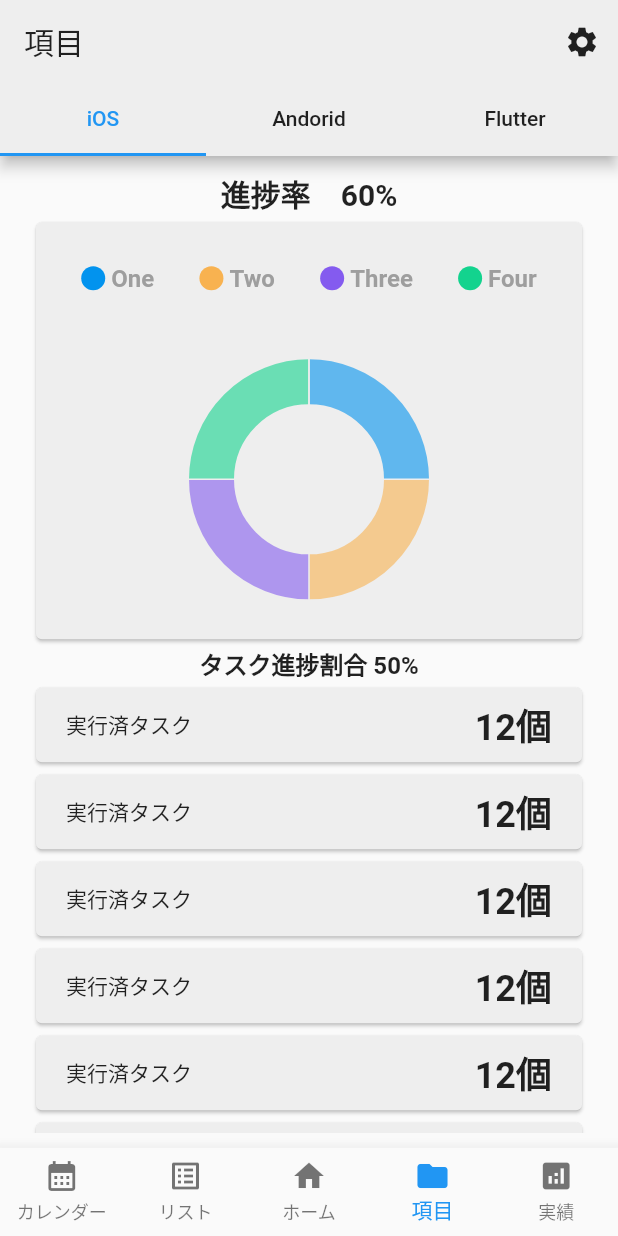
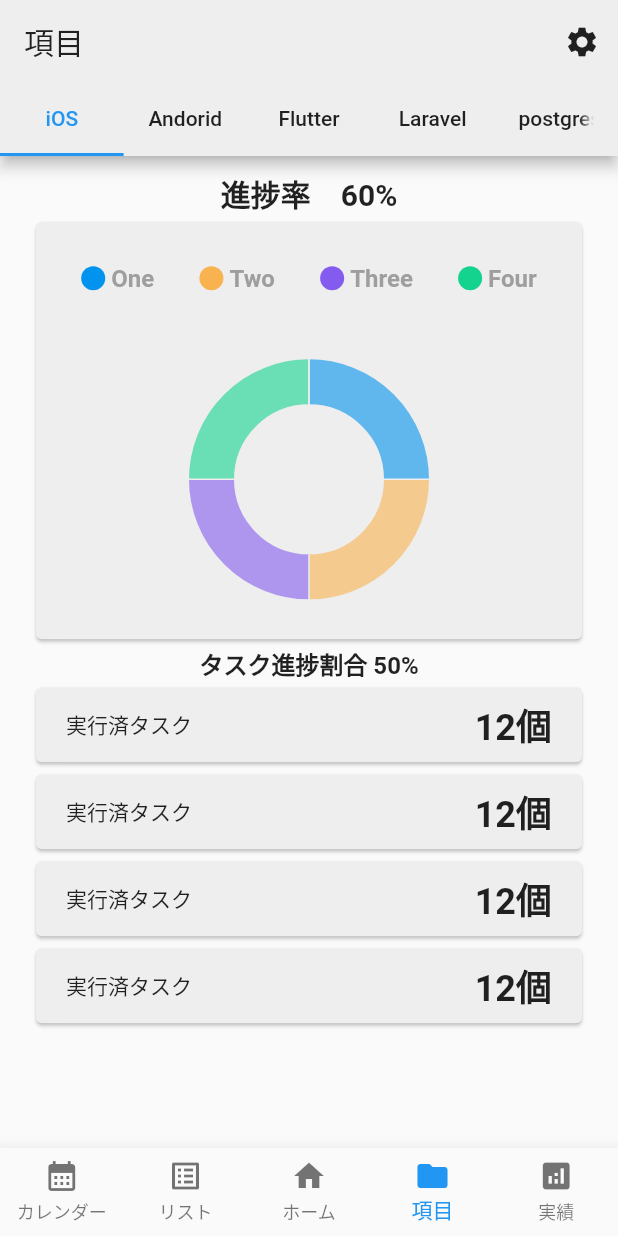
Before and after one commit to syasuki/project_manage, a Flutter app: the screen it shows after launch, item 4 of the bottom bar chosen, on a phone screen of 412 x 824 dp. Run offline on Flutter 3.47's test engine with Material 2 defaults, Android fonts, the phone set to English and light mode, and no system bars; drawn by our look-alikes of fl_chart; our stand-ins replace awesome_dialog, flutter_hooks, flutter_riverpod, hooks_riverpod, sqflite, state_notifier and 1 more; missing offline and left inert: dart:html; accounts and stored records are empty; Roboto replaces fonts that are missing (Helvetica Neue).

Commit message:
fix section view

```diff
--- a/lib/view/section_view.dart
+++ b/lib/view/section_view.dart
@@ -16,6 +16,8 @@ class Section extends HookConsumerWidget {
       Tab(text: 'iOS'),
       Tab(text: 'Andorid'),
       Tab(text: 'Flutter'),
+      Tab(text: 'Laravel'),
+      Tab(text: 'postgres'),
     ];
 
     void onPressedRaisedButton() async {
@@ -99,7 +101,7 @@ class SectionPageItem extends HookConsumerWidget {
             Expanded(
               child: ListView(
                 shrinkWrap: true,
-                children: ["a", "b", "c", "a", "b", "c", "a", "b", "c"]
+                children: ["a", "b", "c", "a"]
                     .map((e) => SectionPageTaskVarietyItem())
                     .toList(),
               ),
```
